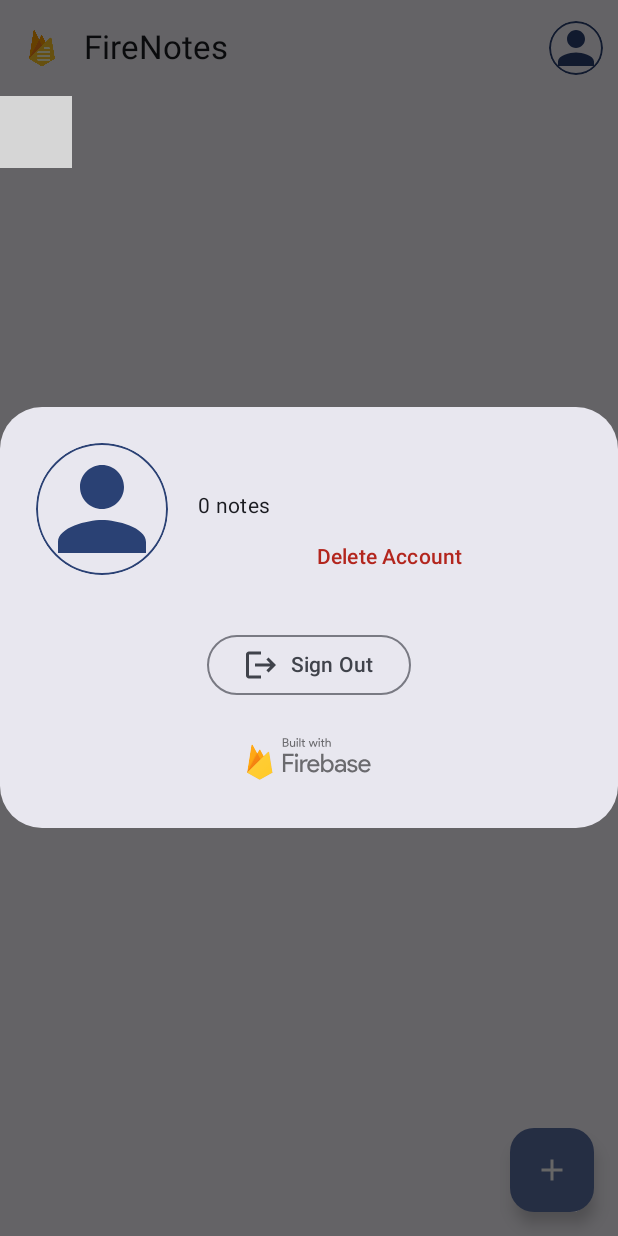
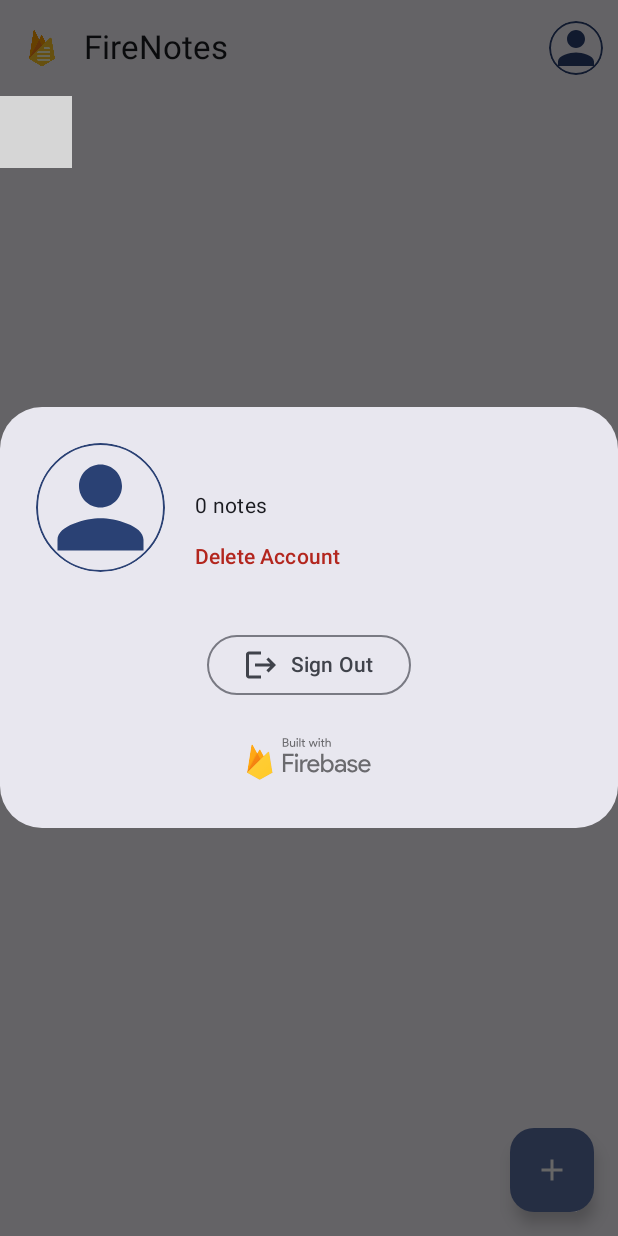
Before and after one commit to MaxKliuba/FireNotes, an Android app built with Jetpack Compose: the NotesScreen screen opened through its navigation route, after a tap on "Profile", on a phone screen of 412 x 824 dp. Run offline under Robolectric (Android 15) with nearby library versions, the phone set to English and light mode, and no system bars; our stand-ins replace Dagger/Hilt's generated code, Firebase (no records; nobody signed in at launch, a user with empty details on screens opened directly); libraries missing offline, so code that uses them is left out: org.burnoutcrew.reorderable; 3 statements that could not run were skipped; grey boxes are pictures that could not be loaded.

Commit message:
Upd UserProfileDialog

```diff
--- a/app/src/main/java/com/tech/maxclub/firenotes/feature/notes/presentation/notes/components/UserProfileDialog.kt
+++ b/app/src/main/java/com/tech/maxclub/firenotes/feature/notes/presentation/notes/components/UserProfileDialog.kt
@@ -72,7 +72,7 @@ fun UserProfileDialog(
                         },
                         contentDescription = stringResource(R.string.profile_button),
                         modifier = Modifier
-                            .size(88.dp)
+                            .size(86.dp)
                             .clip(CircleShape)
                             .border(
                                 width = 1.dp,
@@ -82,12 +82,11 @@ fun UserProfileDialog(
                         contentScale = ContentScale.Crop,
                     )
 
-                    Spacer(modifier = Modifier.width(20.dp))
-
                     Column(modifier = Modifier.weight(1f)) {
                         Text(
                             text = user?.name.toString(),
                             style = MaterialTheme.typography.titleLarge,
+                            modifier = Modifier.padding(start = 20.dp)
                         )
 
                         Spacer(modifier = Modifier.height(4.dp))
@@ -99,6 +98,7 @@ fun UserProfileDialog(
                                 notesCount,
                             ),
                             style = MaterialTheme.typography.bodyMedium,
+                            modifier = Modifier.padding(start = 20.dp)
                         )
 
                         TextButton(
@@ -106,7 +106,7 @@ fun UserProfileDialog(
                                 onDeleteAccount()
                                 onDismiss()
                             },
-                            modifier = modifier.align(Alignment.CenterHorizontally)
+                            modifier = Modifier.padding(start = 8.dp)
                         ) {
                             Text(
                                 text = stringResource(R.string.delete_account_button),
```
